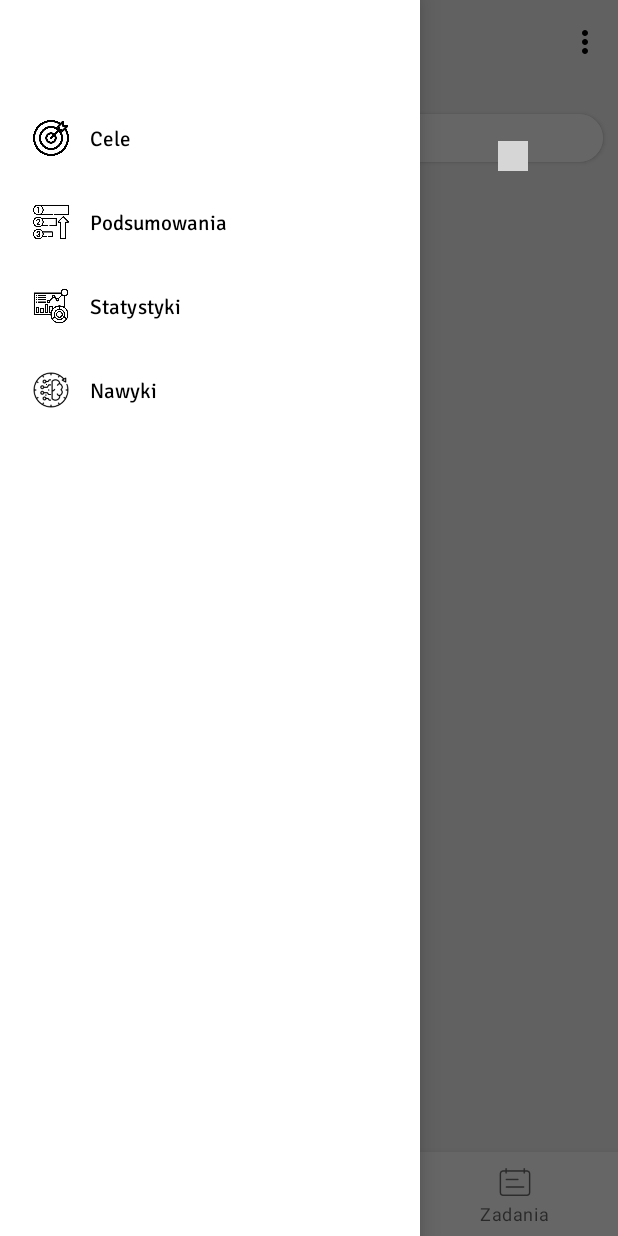
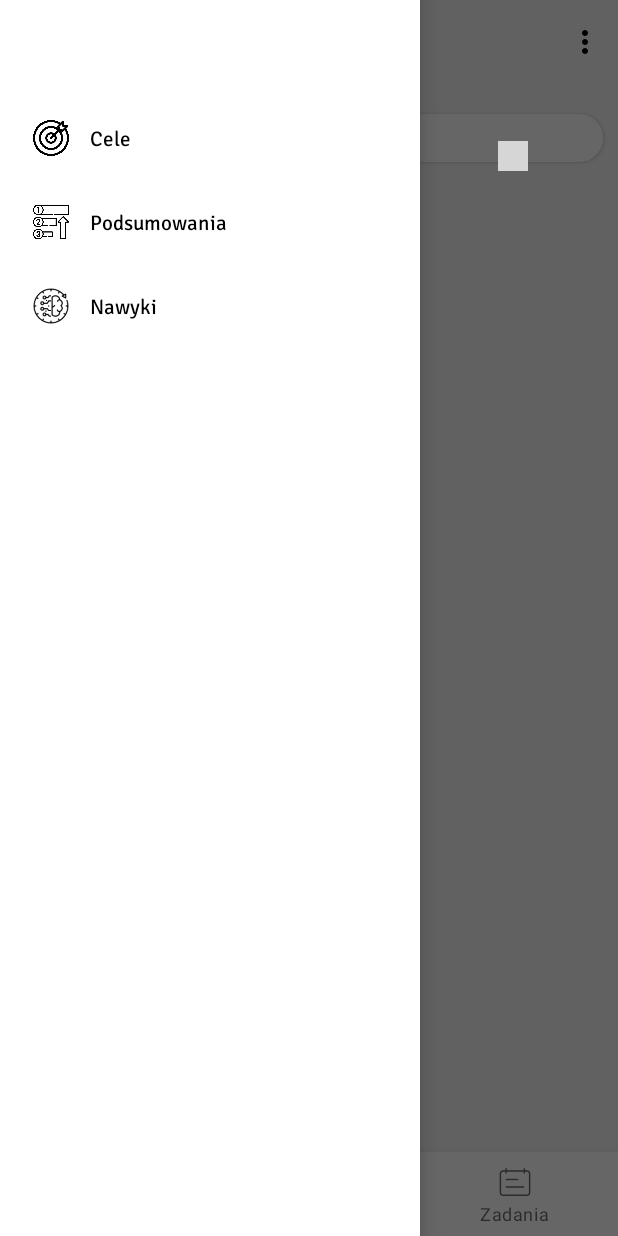
Before and after one commit to jarekkopaczewski/Planer, an Android app: the screen it shows after launch (MainActivity), with the side drawer open, on a phone screen of 412 x 824 dp. Run offline under Robolectric (Android 15) with nearby library versions, the phone set to English and light mode, and no system bars; our stand-ins replace Room's generated code, navigation-ui; libraries missing offline, so code that uses them is left out: com.prolificinteractive.materialcalendarview; plain views replace MaterialCalendarView; 18 statements that could not run were skipped; grey boxes are pictures that could not be loaded.

Commit message:
- remove statistics option

```diff
--- a/app/src/main/java/skills/future/planer/MainActivity.java
+++ b/app/src/main/java/skills/future/planer/MainActivity.java
@@ -121,7 +121,7 @@ public class MainActivity extends AppCompatActivity {
                 .findFragmentById(R.id.nav_host_fragment_content_main);
 
         // set up corner menu
-        mAppBarConfiguration = new AppBarConfiguration.Builder(R.id.nav_home, R.id.nav_gallery, R.id.nav_slideshow).setOpenableLayout(drawer).build();
+        mAppBarConfiguration = new AppBarConfiguration.Builder(R.id.nav_home, R.id.nav_gallery).setOpenableLayout(drawer).build();
         NavController navController = navHostFragment.getNavController();
         NavigationUI.setupActionBarWithNavController(this, navController, mAppBarConfiguration);
         NavigationUI.setupWithNavController(navigationView, navController);
--- a/app/src/main/res/menu/activity_main_drawer.xml
+++ b/app/src/main/res/menu/activity_main_drawer.xml
@@ -13,10 +13,6 @@
                 android:icon="@drawable/prior"
                 android:title="@string/priorities"/>
         <item
-                android:id="@+id/nav_slideshow"
-                android:icon="@drawable/stat"
-                android:title="@string/stats"/>
-        <item
             android:id="@+id/nav_habit_creator"
             android:icon="@drawable/routine"
             android:title="@string/habits"/>
```
Also changed, not shown: app/src/main/java/skills/future/planer/ui/slideshow/SlideshowFragment.java (deleted, +0 -36 lines), app/src/main/java/skills/future/planer/ui/slideshow/SlideshowViewModel.java (deleted, +0 -19 lines), app/src/main/res/navigation/mobile_navigation.xml (+0 -8 lines).
